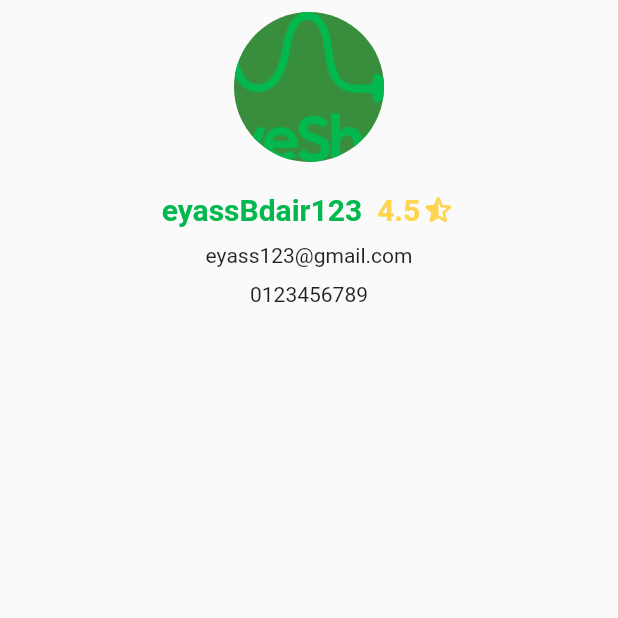
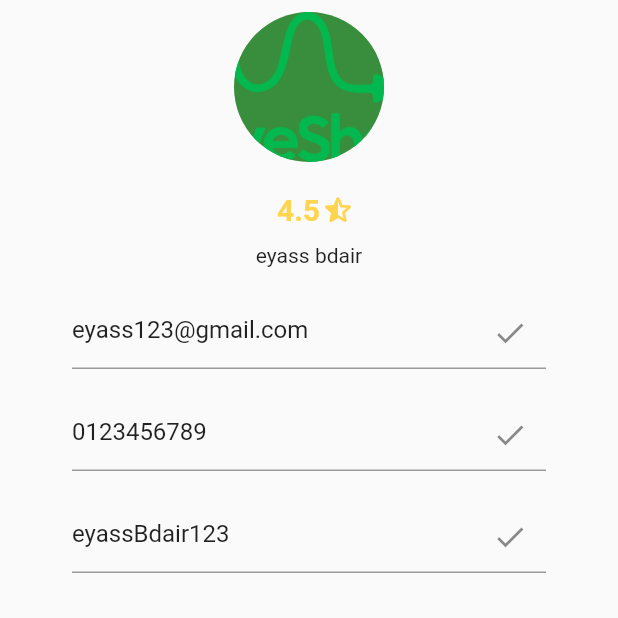
Before and after one commit to MohannadNawasreh/DriveShare, a Flutter app: the Profile screen opened directly, on a phone screen of 412 x 824 dp, the top half of it. Run offline on Flutter 3.47's test engine with Material 2 defaults, Android fonts, the light colour scheme and no system bars; our stand-ins replace image_picker.

Commit message:
first meeting

```diff
--- a/lib/layout/profile.dart
+++ b/lib/layout/profile.dart
@@ -9,11 +9,23 @@ class Profile extends StatefulWidget {
   State<Profile> createState() => _ProfileState();
 }
 
-
 class _ProfileState extends State<Profile> {
-  Passenger passenger = Passenger(email: "eyass123@gmail.com", password: "jhnljkn123", userName: "eyassBdair123", phoneNumber: "0123456789",firstName: "eyass", lastName: "bdair");
+  Passenger passenger = Passenger(
+      email: "eyass123@gmail.com",
+      password: "jhnljkn123",
+      userName: "eyassBdair123",
+      phoneNumber: "0123456789",
+      firstName: "eyass",
+      lastName: "bdair");
+      String userName = "";
+      String mobileNumber = "";
+      String email = "";
+  var _controller = TextEditingController();
+  var _controller2 = TextEditingController();
+  var _controller3 = TextEditingController();
 
   @override
+
   Widget build(BuildContext context) {
     return Scaffold(
       body: SafeArea(
@@ -22,35 +34,114 @@ class _ProfileState extends State<Profile> {
             padding: const EdgeInsets.all(8.0),
             child: Column(
               crossAxisAlignment: CrossAxisAlignment.center,
-
               children: [
-
                 CircleAvatar(
                   radius: 50,
                   backgroundImage: AssetImage("images/Untitled-2.png"),
-
                 ),
-                SizedBox(height: 20,),
+                SizedBox(
+                  height: 20,
+                ),
                 Row(
                   mainAxisAlignment: MainAxisAlignment.center,
                   children: [
-                    Text("${passenger.userName}", style: TextStyle(fontSize: 20, fontWeight: FontWeight.bold, color: Color.fromARGB(255, 3, 184, 78)),),
-                    SizedBox(width: 10,),
-                    Text("4.5", style: TextStyle(fontSize: 20, fontWeight: FontWeight.bold, color: Colors.amber[300]),),
-                    Icon(Icons.star_half_rounded, color: Colors.amber[300],),
+                    Text(
+                      _controller.text,
+                      style: TextStyle(
+                          fontSize: 20,
+                          fontWeight: FontWeight.bold,
+                          color: Color.fromARGB(255, 3, 184, 78)),
+
+                    ),
+                    SizedBox(
+                      width: 10,
+                    ),
+                    Text(
+                      "4.5",
+                      style: TextStyle(
+                          fontSize: 20,
+                          fontWeight: FontWeight.bold,
+                          color: Colors.amber[300]),
+                    ),
+                    Icon(
+                      Icons.star_half_rounded,
+                      color: Colors.amber[300],
+                    ),
                   ],
                 ),
+                SizedBox(
+                  height: 10,
+                ),
+                Text("${passenger.firstName} ${passenger.lastName}"),
+                SizedBox(
+                  height: 10,
+                ),
+                Padding(
+                  padding:
+                      const EdgeInsets.symmetric(horizontal: 40, vertical: 10),
+                  child: TextFormField(
+                    initialValue: "${passenger.email}",
+                    decoration: InputDecoration(
+                      suffixIcon: IconButton(
+                        onPressed: () {
+                          passenger.userName = _controller3.text;
+                          setState(() {
+                            passenger.userName = _controller3.text;
+                          });
+                        },
+                        icon: Icon(Icons.done),
+                      ),
+                    ),
+                  ),
+                ),
+                Padding(
+                  padding:
+                      const EdgeInsets.symmetric(horizontal: 40, vertical: 10),
+                  child: TextFormField(
+                    initialValue: "${passenger.phoneNumber}",
+                    decoration: InputDecoration(
+                      suffixIcon: IconButton(
+                        onPressed: () {
+                          passenger.userName = _controller2.text;
+                          setState(() {
+                            passenger.userName = _controller2.text;
+                          });
+                        },
+                        icon: Icon(Icons.done),
+                      ),
+                    ),
+                  ),
+                ),
+                Padding(
+                  padding:
+                      const EdgeInsets.symmetric(horizontal: 40, vertical: 10),
+                  child: TextFormField(
+                    initialValue: "${passenger.userName}",
+
+                    decoration: InputDecoration(
+                      suffixIcon: IconButton(
+                        onPressed: () {
+                          _controller.value = TextEditingValue(
+
+                            text: "${passenger.userName}",
+                          );
+                          passenger.userName = _controller.text;
+                          setState(() {
+                            passenger.userName = _controller.text;
+
+                          });
+
+                        },
+                        icon: Icon(Icons.done),
+                      ),
+                      ),
+
+                    ),
 
 
-                SizedBox(height: 10,),
-                Text(
-                  "${passenger.email}"),
-                SizedBox(height: 10,),
-                Text("${passenger.phoneNumber}"),
-                SizedBox(height: 10,),
+                  ),
 
               ],
-
             ),
           ),
         ),
--- a/lib/models/Passenger.dart
+++ b/lib/models/Passenger.dart
@@ -28,5 +28,11 @@ class Passenger {
 
   }
 
+  String getUserName() {
 
+    return userName!;
+  }
+  String getEmail() {
+    return email!;
+  }
 }
```
